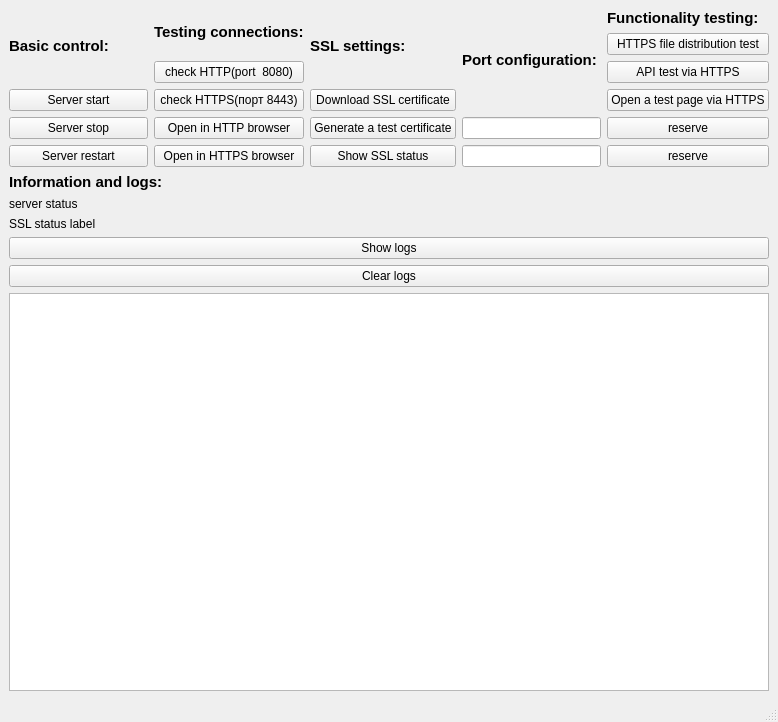
This is mainwindow.ui in Miskiv-Andrew/ASIDC-SERVER as Qt 5 draws it before an edit. The edited form follows.
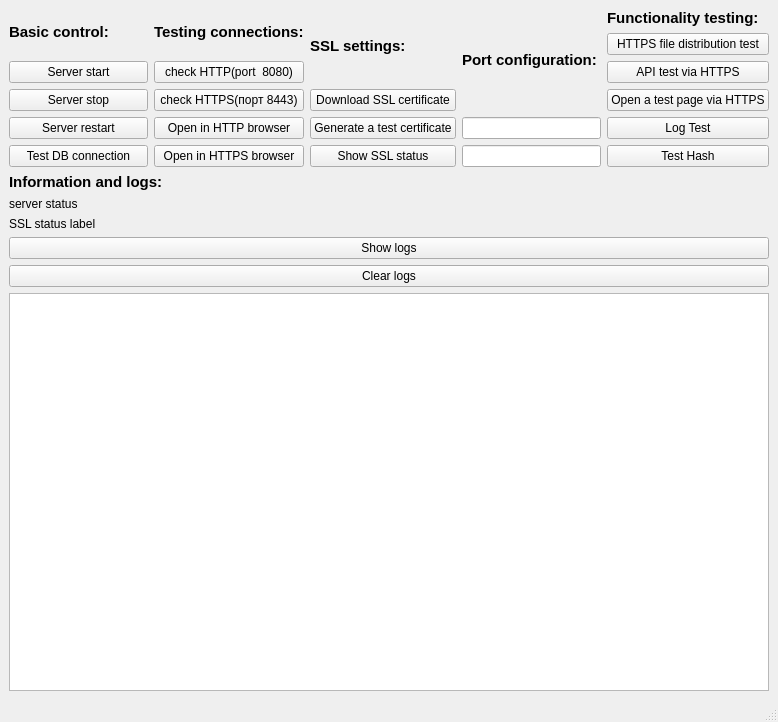
This is the edited form.

Commit message: Add DB, hash, admin log in

```diff
--- a/mainwindow.ui
+++ b/mainwindow.ui
@@ -51,6 +51,13 @@
         </property>
        </widget>
       </item>
+      <item>
+       <widget class="QPushButton" name="btnTestDbConnect">
+        <property name="text">
+         <string>Test DB connection</string>
+        </property>
+       </widget>
+      </item>
      </layout>
     </item>
     <item row="0" column="1">
@@ -212,14 +219,14 @@
       <item>
        <widget class="QPushButton" name="pushButton">
         <property name="text">
-         <string>reserve</string>
+         <string>Log Test</string>
         </property>
        </widget>
       </item>
       <item>
        <widget class="QPushButton" name="pushButton_2">
         <property name="text">
-         <string>reserve</string>
+         <string>Test Hash</string>
         </property>
        </widget>
       </item>
```
The commit also changes 14 other files.
